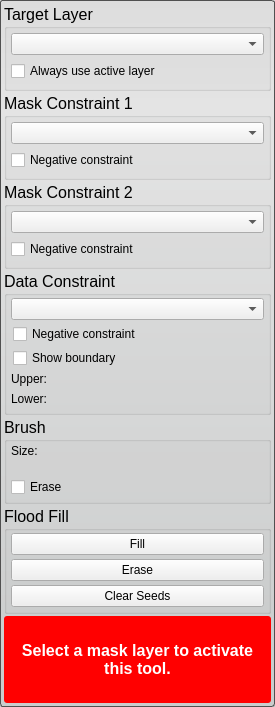
First picture: the form in src/Interface/ToolInterface/PaintToolInterface.ui, repository SCIInstitute/Seg3D, before the edit.
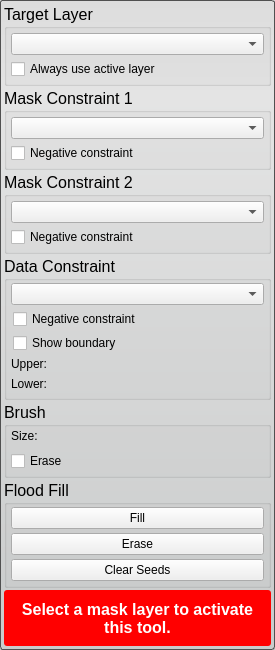
Second picture: the form after the edit. Custom widgets are drawn as their Qt base class.

Diff of the .ui file:
```diff
--- a/src/Interface/ToolInterface/PaintToolInterface.ui
+++ b/src/Interface/ToolInterface/PaintToolInterface.ui
@@ -7,7 +7,7 @@
     <x>0</x>
     <y>0</y>
     <width>275</width>
-    <height>707</height>
+    <height>650</height>
    </rect>
   </property>
   <property name="sizePolicy">
@@ -19,7 +19,7 @@
   <property name="minimumSize">
    <size>
     <width>0</width>
-    <height>707</height>
+    <height>650</height>
    </size>
   </property>
   <property name="font">
```
